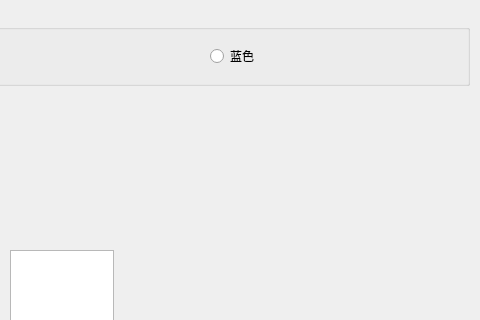
Before: the Qt Designer form Adorn/UI/Main/MainView.ui in Tyroo/Online-Debug-System, drawn with Qt 5; both pictures show x 320 to 800 and y 0 to 320 of the 800 by 600 pixel window.
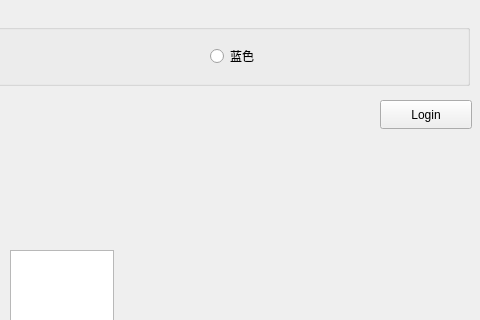
After: the same form once the commit is applied.

```diff
--- a/Adorn/UI/Main/MainView.ui
+++ b/Adorn/UI/Main/MainView.ui
@@ -63,6 +63,19 @@
      </rect>
     </property>
    </widget>
+   <widget class="QPushButton" name="pushButton">
+    <property name="geometry">
+     <rect>
+      <x>700</x>
+      <y>100</y>
+      <width>92</width>
+      <height>29</height>
+     </rect>
+    </property>
+    <property name="text">
+     <string>Login</string>
+    </property>
+   </widget>
   </widget>
  </widget>
  <resources/>
```
